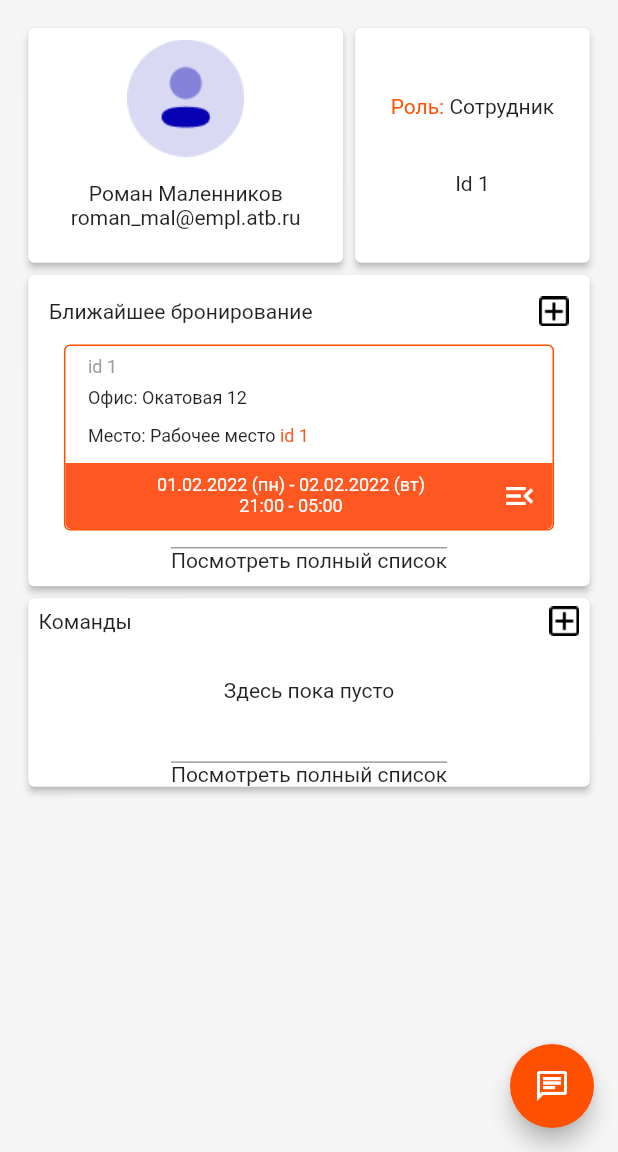
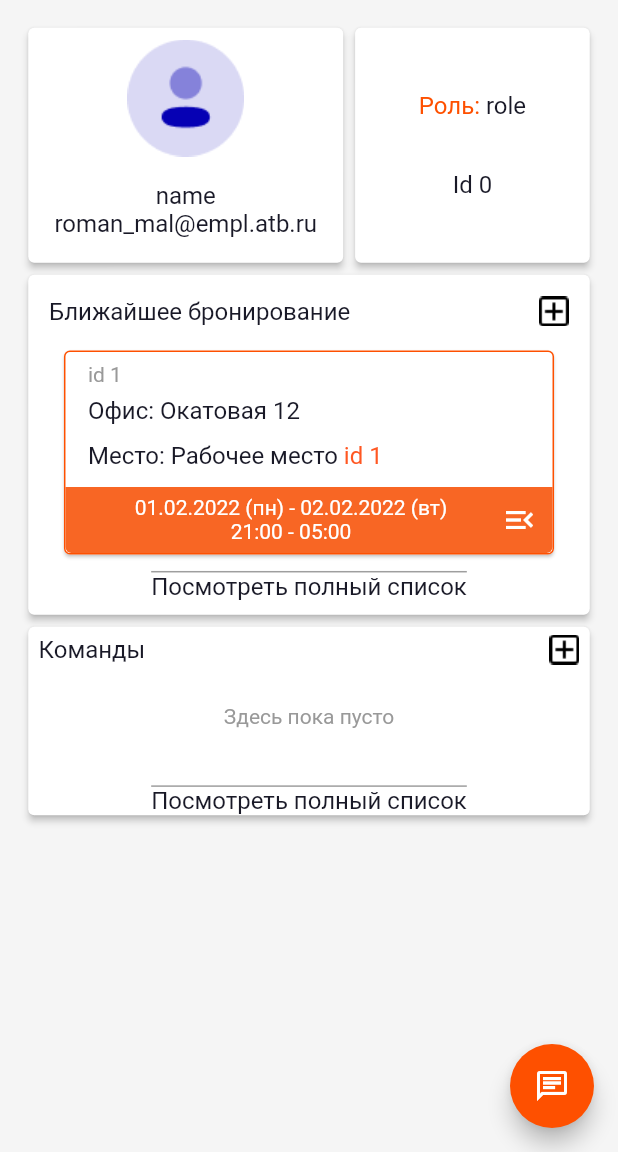
Before and after one commit to PainappuruNyan/flutter_study_project, a Flutter app: the screen it shows after launch, after a tap on "Войти", on a phone screen of 412 x 824 dp, the part 84-1236 px from its top. Run offline on Flutter 3.47's test engine with Material 2 defaults, Android fonts, the phone set to English and light mode, and no system bars; our stand-ins replace dartz, equatable, flutter_screenutil, internet_connection_checker, shared_preferences; network calls fail.

Commit message:
Backend feature
See merge request plugin-fall/team5/atb_plugin_flutter!3

```diff
--- a/lib/main.dart
+++ b/lib/main.dart
@@ -1,6 +1,7 @@
 import 'package:flutter/material.dart';
 import 'package:flutter_screenutil/flutter_screenutil.dart';
 
+import 'src/core/constants/theme.dart';
 import 'src/presentation/routes/routes.dart';
 import 'src/presentation/screens/booking_list_screen.dart';
 import 'src/presentation/screens/log_in_screen.dart';
@@ -24,6 +25,7 @@ class MyApp extends StatelessWidget {
       splitScreenMode: true,
       builder: (BuildContext context, Widget? child){
         return  MaterialApp(
+          theme: basicTheme(),
           debugShowCheckedModeBanner: false,
           initialRoute: Routes.login,
           routes: <String, Widget Function(BuildContext)>{
--- /dev/null
+++ b/lib/src/core/constants/theme.dart
@@ -0,0 +1,59 @@
+import 'package:flutter/material.dart';
+import 'colors.dart';
+
+ThemeData basicTheme() => ThemeData(
+    brightness: Brightness.light,
+    primaryColor: MyColors.kPrimary,
+    tabBarTheme: const TabBarTheme(
+      labelColor: MyColors.kPrimary,
+      indicator: UnderlineTabIndicator(
+        borderSide: BorderSide(color: MyColors.kPrimary)
+      )
+    ),
+    textTheme: const TextTheme(
+        headline6: TextStyle(
+            fontFamily: 'Roboto',
+            fontSize: 20,
+            color: MyColors.kWhite,
+            fontWeight: FontWeight.w500),
+        headline4: TextStyle(
+            fontFamily: 'Roboto',
+            fontSize: 24,
+            color: MyColors.kPrimaryText,
+            fontWeight: FontWeight.w500),
+        bodyText1: TextStyle(
+            fontFamily: 'Roboto',
+            fontSize: 14,
+            color: MyColors.kWhite,
+            fontWeight: FontWeight.w400),
+        bodyText2: TextStyle(
+            fontFamily: 'Roboto',
+            fontSize: 16,
+            color: MyColors.kPrimaryText,
+            fontWeight: FontWeight.w400),
+        caption: TextStyle(
+            fontFamily: 'Roboto',
+            fontSize: 14,
+            color: MyColors.kTextSecondary,
+            fontWeight: FontWeight.w400),
+        subtitle1: TextStyle(
+            fontFamily: 'Roboto',
+            fontSize: 24,
+            color: MyColors.kPrimary,
+            fontWeight: FontWeight.w500),
+        subtitle2: TextStyle(
+            fontFamily: 'Roboto',
+            fontSize: 20,
+            color: MyColors.kPrimaryText,
+            fontWeight: FontWeight.w400)),
+    iconTheme: const IconThemeData(color: MyColors.kWhite),
+    floatingActionButtonTheme: const FloatingActionButtonThemeData(
+        backgroundColor: MyColors.kPrimary, foregroundColor: MyColors.kWhite),
+    buttonTheme: ButtonThemeData(
+        height: 40,
+        buttonColor: MyColors.kPrimary,
+        shape: RoundedRectangleBorder(
+            borderRadius: BorderRadius.circular(8),
+            side: const BorderSide(color: MyColors.kPrimary, width: 2))),
+    cardColor: MyColors.kWhite,
+    scaffoldBackgroundColor: MyColors.kFrameBackground);
--- a/lib/src/core/error/failures.dart
+++ b/lib/src/core/error/failures.dart
@@ -2,5 +2,19 @@ import 'package:equatable/equatable.dart';
 
 abstract class Failure extends Equatable{
   const Failure([List properties = const<dynamic>[]]);
+}
 
+class OfflineFailure extends Failure {
+  @override
+  List<Object?> get props => [];
 }
+
+class ServerFailure extends Failure {
+  @override
+  List<Object?> get props => [];
+}
+
+class EmptyCasheFailure extends Failure {
+  @override
+  List<Object?> get props => [];
+}
--- /dev/null
+++ b/lib/src/core/exeptions/exceptions.dart
@@ -0,0 +1,5 @@
+class ServerException implements Exception {}
+
+class EmptyCacheException implements Exception {}
+
+class OfflineException implements Exception {}
--- /dev/null
+++ b/lib/src/core/network/network_info.dart
@@ -0,0 +1,13 @@
+import 'package:internet_connection_checker/internet_connection_checker.dart';
+
+abstract class NetworkInfo{
+  Future<bool> get isConnected;
+}
+
+class NetworkInfoImpl implements NetworkInfo{
+  NetworkInfoImpl(this.connectionChecker);
+
+  final InternetConnectionChecker connectionChecker;
+  @override
+  Future<bool> get isConnected => connectionChecker.hasConnection;
+}
--- /dev/null
+++ b/lib/src/data/datasources/local_data_source.dart
@@ -0,0 +1,43 @@
+import 'dart:convert';
+
+import 'package:dartz/dartz.dart';
+import 'package:shared_preferences/shared_preferences.dart';
+
+import '../../core/exeptions/exceptions.dart';
+import '../models/employee_model.dart';
+
+abstract class LocalDataSource{
+  Future<EmployeeModel> getCachedEmployee();
+  Future<Unit> cacheEmployee(EmployeeModel employeeModel);
+}
+
+const String CASHED_EMPLOYEE = 'CACHED_EMPLOYEE';
+
+
+class LocalDataSourceImpl implements LocalDataSource{
+  LocalDataSourceImpl({
+    required this.sharedPreferences
+  });
+
+  final SharedPreferences sharedPreferences;
+
+  @override
+  Future<Unit> cacheEmployee(EmployeeModel employeeModel) {
+    Map<String, dynamic> employeeModelToJson = employeeModel.toJson();
+    sharedPreferences.setString(CASHED_EMPLOYEE, json.encode(employeeModelToJson));
+    return Future.value(unit);
+  }
+
+  @override
+  Future<EmployeeModel> getCachedEmployee() {
+    final String? jsonString = sharedPreferences.getString('CACHED_EMPLOYEE');
+    if(jsonString != null){
+      Map<String, dynamic> decodeJsonData = jsonDecode(jsonString) as Map<String, dynamic>;
+      EmployeeModel jsonToEmployeeModel = EmployeeModel.fromJson(decodeJsonData);
+      return Future.value(jsonToEmployeeModel);
+    } else {
+      throw EmptyCacheException();
+    }
+  }
+
+}
--- /dev/null
+++ b/lib/src/data/datasources/remote_data_source.dart
@@ -0,0 +1,51 @@
+import 'dart:convert';
+
+import '../../core/exeptions/exceptions.dart';
+import '../models/employee_model.dart';
+import 'package:http/http.dart' as http;
+
+abstract class RemoteDataSource {
+  Future<EmployeeModel> getEmployeeById(int id);
+  Future<EmployeeModel> getEmployeeByLogin(String login);
+}
+
+
+//http://localhost:8080/employee/id1
+const BASE_URL = 'http://10.0.2.2:8080';
+
+class RemoteImplWithHttp implements RemoteDataSource {
+  RemoteImplWithHttp({
+    required this.client
+  });
+
+  final http.Client client;
+
+  @override
+  Future<EmployeeModel> getEmployeeById(int id) async {
+    final response = await client.get(
+      Uri.parse('$BASE_URL/employee/id${id.toString()}'),
+    );
+    if(response.statusCode == 200){
+      Map<String, dynamic> decodeJsonData = jsonDecode(utf8.decode(response.bodyBytes)) as Map<String, dynamic>;
+      EmployeeModel jsonToEmployeeModel = EmployeeModel.fromJson(decodeJsonData);
+      return Future.value(jsonToEmployeeModel);
+    }else{
+      throw ServerException();
+    }
+  }
+
+  @override
+  Future<EmployeeModel> getEmployeeByLogin(String login) async{
+    final http.Response response = await client.get(
+      Uri.parse('$BASE_URL/employee/id$login'),
+    );
+    if(response.statusCode == 200){
+      Map<String, dynamic> decodeJsonData = jsonDecode(response.body) as Map<String, dynamic>;
+      EmployeeModel jsonToEmployeeModel = EmployeeModel.fromJson(decodeJsonData);
+      return Future.value(jsonToEmployeeModel);
+    }else{
+      throw ServerException();
+    }
+  }
+
+}
--- /dev/null
+++ b/lib/src/data/models/employee_model.dart
@@ -0,0 +1,26 @@
+import '../../domain/entities/employee.dart';
+
+class EmployeeModel extends Employee {
+  const EmployeeModel({required super.id, required super.name,
+    required super.login, required super.password,
+    required super.role});
+
+  factory EmployeeModel.fromJson(Map<String, dynamic> json) {
+    return EmployeeModel(id: json['id'] as int,
+        name: json['name'] as String,
+        login: json['login'] as String,
+        password: json['password'] as String,
+        role: json['role'] as String);
+  }
+
+  Map<String, dynamic> toJson() {
+    return <String, dynamic>{
+      'id': id,
+      'name': name,
+      'login': login,
+      'password': password,
+      'role': role
+    };
+  }
+
+}
--- /dev/null
+++ b/lib/src/data/repositories/employee_repository_impl.dart
@@ -0,0 +1,90 @@
+import 'package:dartz/dartz.dart';
+
+import '../../core/error/failures.dart';
+import '../../core/exeptions/exceptions.dart';
+import '../../core/network/network_info.dart';
+import '../../domain/entities/employee.dart';
+import '../../domain/repository/employee_repository.dart';
+import '../datasources/local_data_source.dart';
+import '../datasources/remote_data_source.dart';
+import '../models/employee_model.dart';
+
+// typedef Future<Employee> GetEmployeeByIdOrLogin();
+
+class EmployeeRepositoryImpl implements EmployeeRepository{
+  EmployeeRepositoryImpl( {
+    required this.networkInfo,
+    required this.remoteDataSource,
+    required this.localDataSource
+  });
+  final RemoteDataSource remoteDataSource;
+  final LocalDataSource localDataSource;
+  final NetworkInfo networkInfo;
+
+  @override
+  Future<Either<Failure, Employee>> getEmployeeById(int id) async{
+    if(await networkInfo.isConnected){
+      try{
+        final EmployeeModel remoteEmployee = await remoteDataSource.getEmployeeById(id);
+        localDataSource.cacheEmployee(remoteEmployee);
+        return Right(remoteEmployee);
+      }
+      on ServerException{
+        return Left(ServerFailure());
+      }
+    }else{
+      try{
+        final EmployeeModel localEmployee = await localDataSource.getCachedEmployee();
+        return Right(localEmployee);
+      }
+      on EmptyCacheException{
+        return Left(EmptyCasheFailure());
+      }
+    }
+  }
+
+  @override
+  Future<Either<Failure, Employee>> getEmployeeByLogin(String login) async {
+    if(await networkInfo.isConnected){
+      try{
+        final EmployeeModel remoteEmployee = await remoteDataSource.getEmployeeByLogin(login);
+        localDataSource.cacheEmployee(remoteEmployee);
+        return Right(remoteEmployee);
+      }
+      on ServerException{
+        return Left(ServerFailure());
+      }
+    }else{
+      try{
+        final EmployeeModel localEmployee = await localDataSource.getCachedEmployee();
+        return Right(localEmployee);
+      }
+      on EmptyCacheException{
+        return Left(EmptyCasheFailure());
+      }
+    }
+  }
+
+  // Future<Either<Failure, Employee>> _getEmployee(
+  //     GetEmployeeByIdOrLogin Function() getEmployeeByIdOrLogin) async {
+  //
+  //   if(await networkInfo.isConnected){
+  //     try{
+  //       final remoteEmployee = await getEmployeeByIdOrLogin();
+  //       localDataSource.cacheEmployee(remoteEmployee);
+  //       return Right(remoteEmployee);
+  //     }
+  //     on ServerException{
+  //       return Left(ServerFailure());
+  //     }
+  //   }else{
+  //     try{
+  //       final EmployeeModel localEmployee = await localDataSource.getCachedEmployee();
+  //       return Right(localEmployee);
+  //     }
+  //     on EmptyCacheException{
+  //       return Left(EmptyCasheFailure());
+  //     }
+  //   }
+  // }
+}
--- a/lib/src/domain/entities/employee.dart
+++ b/lib/src/domain/entities/employee.dart
@@ -1,6 +1,6 @@
 import 'package:equatable/equatable.dart';
 class Employee extends Equatable{
-  Employee({
+  const Employee({
     required this.id,
     required this.name,
     required this.login,
--- a/lib/src/presentation/screens/booking_list_screen.dart
+++ b/lib/src/presentation/screens/booking_list_screen.dart
@@ -5,8 +5,6 @@ import '../widgets/navigation_drawer.dart' as NavigationDrawer;
 
 TabBar get _tabBar =>
     const TabBar(
-      labelColor: Colors.deepOrange,
-      indicatorColor: Colors.deepOrangeAccent,
       tabs: <Widget>[
         Tab(
           text: 'Текущее',
--- a/lib/src/presentation/screens/profile_screen.dart
+++ b/lib/src/presentation/screens/profile_screen.dart
@@ -1,17 +1,38 @@
+import 'package:dartz/dartz.dart' as fun;
 import 'package:flutter/material.dart';
 import 'package:flutter/services.dart';
 import 'package:flutter_screenutil/flutter_screenutil.dart';
+import 'package:http/http.dart';
+import 'package:internet_connection_checker/internet_connection_checker.dart';
+import 'package:shared_preferences/shared_preferences.dart';
 
 import '../../core/constants/colors.dart';
+import '../../core/error/failures.dart';
+import '../../core/network/network_info.dart';
+import '../../data/datasources/local_data_source.dart';
+import '../../data/datasources/remote_data_source.dart';
+import '../../data/repositories/employee_repository_impl.dart';
+import '../../domain/entities/employee.dart';
+import '../../domain/usecases/get_employee_by_id.dart';
 import '../widgets/booking_card.dart';
 import '../widgets/id_card.dart';
 import '../widgets/navigation_drawer.dart' as NavigationDrawer;
 import '../widgets/user_card.dart';
 
-class ProfileScreen extends StatelessWidget {
+class ProfileScreen extends StatefulWidget {
   const ProfileScreen({super.key});
 
   static const String routeName = '/profile';
+
+  @override
+  State<ProfileScreen> createState() => _ProfileScreenState();
+}
+
+class _ProfileScreenState extends State<ProfileScreen> {
+
+  Employee employee = Employee(id: 0, name: 'name', login: 'login', password: 'password', role: 'role');
+  late SharedPreferences sharedPreferences;
+
 
   @override
   Widget build(BuildContext context) {
@@ -55,15 +76,15 @@ class ProfileScreen extends StatelessWidget {
               child: Row(
                 crossAxisAlignment: CrossAxisAlignment.stretch,
                 mainAxisAlignment: MainAxisAlignment.center,
-                children: const <Widget>[
+                children:  <Widget>[
                   Expanded(
                     flex: 57,
                     child:
-                        UserCard('Роман Маленников', 'roman_mal@empl.atb.ru'),
+                        UserCard(employee.name, 'roman_mal@empl.atb.ru'),
                   ),
                   Expanded(
                     flex: 43,
-                    child: IdCard(00000001, 'Сотрудник'),
+                    child: IdCard(employee.id, employee.role),
                   )
                 ],
               ),
@@ -124,7 +145,7 @@ class ProfileScreen extends StatelessWidget {
                         ],
                       ),
                     ),
-                    const Text('Здесь пока пусто'),
+                    Text('Здесь пока пусто', style: Theme.of(context).textTheme.caption,),
                     Container(
                       margin: const EdgeInsets.only(top: 11),
                       decoration: const BoxDecoration(
@@ -141,4 +162,29 @@ class ProfileScreen extends StatelessWidget {
       )),
     );
   }
+
+  @override
+  void initState() {
+    super.initState();
+    setupResources();
+  }
+
+  void setupResources() async {
+    sharedPreferences = await SharedPreferences.getInstance();
+    var repository = EmployeeRepositoryImpl(
+        networkInfo: NetworkInfoImpl(InternetConnectionChecker()),
+        remoteDataSource: RemoteImplWithHttp(client: Client()),
+        localDataSource: LocalDataSourceImpl(sharedPreferences: sharedPreferences));
+    final Future<fun.Either<Failure, Employee>> answer = GetEmployeeById(repository).execute(id: 1);
+    answer.then((value) {
+      value.fold((Failure l) => null, (Employee r) {
+        print(r);
+        setState(() {
+          employee = r;
+        });
+      }
+      );
+
+    });
+  }
 }
--- a/lib/src/presentation/screens/team_list_screen.dart
+++ b/lib/src/presentation/screens/team_list_screen.dart
@@ -5,8 +5,6 @@ import '../widgets/navigation_drawer.dart' as NavigationDrawer;
 import '../widgets/team_card.dart' as teams;
 
 TabBar get _tabBar => const TabBar(
-      labelColor: Colors.deepOrange,
-      indicatorColor: Colors.deepOrangeAccent,
       tabs: <Widget>[
         Tab(
           text: 'Мои',
--- a/lib/src/presentation/widgets/booking_card.dart
+++ b/lib/src/presentation/widgets/booking_card.dart
@@ -13,13 +13,12 @@ class BookingCard extends StatelessWidget {
 
   @override
   Widget build(BuildContext context) {
-    return Container(
-      padding: const EdgeInsets.only(top: 12, left: 14.5, right: 14.5),
+    return Card(
+      margin: const EdgeInsets.only(left: 14.5, right: 14.5, top: 16),
       child: Column(
         children: <Widget>[
           Container(
               decoration: BoxDecoration(
-                  color: Colors.white,
                   borderRadius: BorderRadius.circular(4),
                   border: Border.all(color: MyColors.kPrimary)),
               child: Column(
@@ -31,10 +30,7 @@ class BookingCard extends StatelessWidget {
                         alignment: Alignment.topLeft,
                         child: Text(
                           'id $bookingId',
-                          style: const TextStyle(
-                              color: Colors.grey,
-                              fontFamily: 'Roboto',
-                              fontSize: 12),
+                          style: Theme.of(context).textTheme.caption
                         ),
                       ),
                       Container(
@@ -43,8 +39,7 @@ class BookingCard extends StatelessWidget {
                             const EdgeInsets.only(top: 7, bottom: 11, left: 15),
                         child: Text(
                           'Офис: $address',
-                          style: const TextStyle(
-                              fontFamily: 'Roboto', fontSize: 12),
+                          style: Theme.of(context).textTheme.bodyText2
                         ),
                       ),
                       Container(
@@ -52,14 +47,12 @@ class BookingCard extends StatelessWidget {
                         padding: const EdgeInsets.only(bottom: 11, left: 15),
                         child: Text.rich(TextSpan(
                             text: 'Место: $placeType ',
-                            style: const TextStyle(
-                                fontFamily: 'Roboto', fontSize: 12),
+                            style: Theme.of(context).textTheme.bodyText2,
                             children: <TextSpan>[
                               TextSpan(
                                   text: 'id $placeId',
                                   style: const TextStyle(
-                                      color: Colors.deepOrange,
-                                      fontFamily: 'Roboto'))
+                                      color: Colors.deepOrange))
                             ])),
                       ),
                     ],
@@ -70,21 +63,18 @@ class BookingCard extends StatelessWidget {
                       borderRadius: BorderRadius.only(
                           bottomLeft: Radius.circular(4),
                           bottomRight: Radius.circular(4)),
-                      color: Colors.deepOrange,
+                      color: MyColors.kSecondary,
                     ),
                     child: Row(
                       mainAxisAlignment: MainAxisAlignment.spaceAround,
                       children: <Widget>[
-                        const Expanded(
+                        Expanded(
                             child: Padding(
-                                padding: EdgeInsets.only(left: 10),
+                                padding: const EdgeInsets.only(left: 10),
                                 child: Text(
                                     '01.02.2022 (пн) - 02.02.2022 (вт)\n21:00 - 05:00',
                                     textAlign: TextAlign.center,
-                                    style: TextStyle(
-                                        fontSize: 12,
-                                        color: Colors.white,
-                                        fontFamily: 'Roboto')))),
+                                    style: Theme.of(context).textTheme.bodyText1))),
                         Padding(
                             padding: const EdgeInsets.only(right: 10),
                             child: InkWell(
--- a/pubspec.yaml
+++ b/pubspec.yaml
@@ -57,6 +57,8 @@ dependencies:
   connectivity_plus: ^3.0.2
   # Local cache
   shared_preferences: ^2.0.15
+  #Internet connection checker
+  internet_connection_checker: ^1.0.0+1
 
 dev_dependencies:
   flutter_test:
```
Also changed, not shown: lib/src/domain/usecases/get_employee_by_login.dart (added, +16 -0 lines), lib/src/presentation/widgets/navigation_drawer.dart (+7 -5 lines), lib/src/presentation/widgets/team_card.dart (+10 -14 lines), pubspec.lock.
